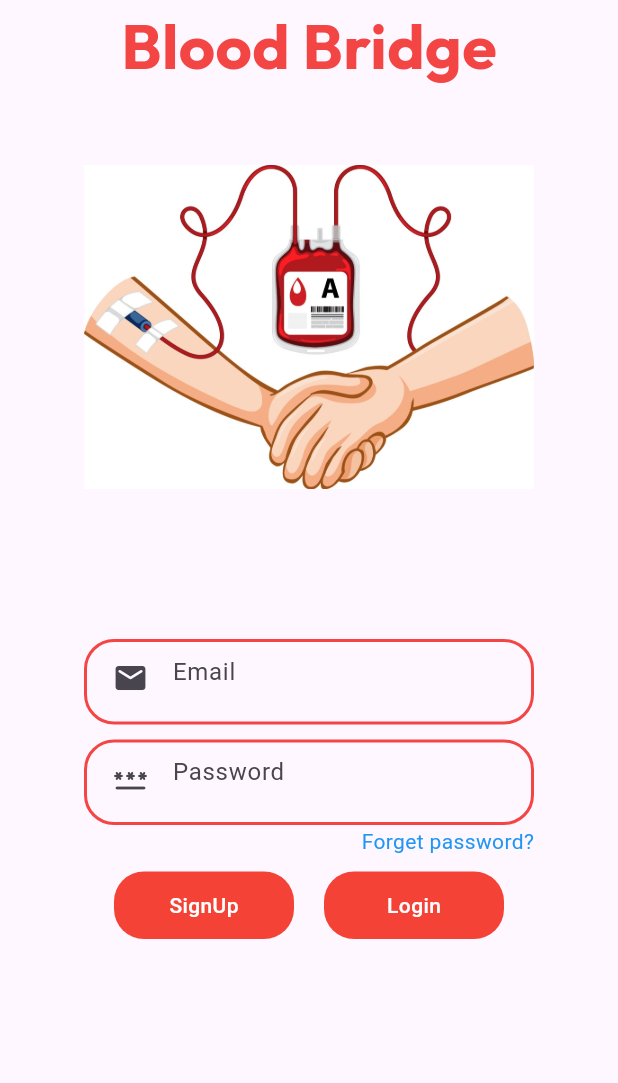
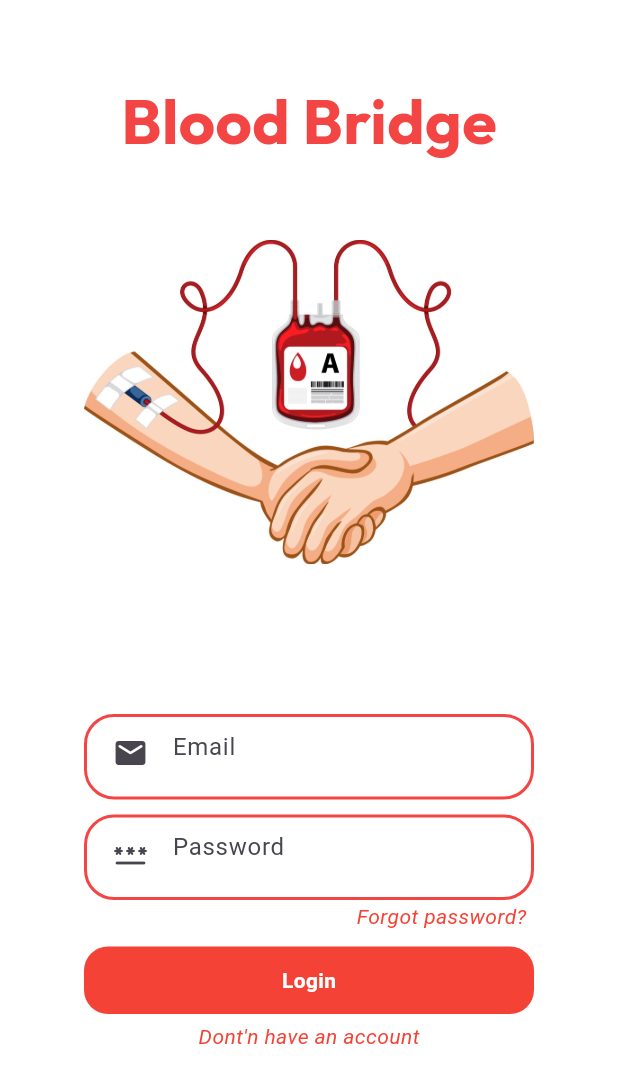
Before and after one commit to zainbytes/fyp-bds, a Flutter app: the screen it shows after launch, on a phone screen of 412 x 824 dp. Shown: the top 1083 px of the screen. Run offline on Flutter 3.47's test engine with Material 3 defaults, Android fonts, the phone set to English and light mode, and no system bars; our stand-ins replace cloud_firestore, firebase_auth, firebase_core, flutter_map, gap, geolocator and 4 more; missing offline and left inert: random_avatar; accounts and stored records are empty.

Commit message:
19/10/2024

```diff
--- a/lib/controller/profile_controller.dart
+++ b/lib/controller/profile_controller.dart
@@ -12,7 +12,7 @@ class ProfileController {
   var nameEditor =TextEditingController();
   var phoneEditor =TextEditingController();
   var bloodEditor =TextEditingController();
-  var descriptionEditor =TextEditingController();
+  var locationEditor =TextEditingController();
 
   Future<AppUser> getCurrentUser() async {
     var id = Auth().currentUser!.uid;
@@ -36,7 +36,7 @@ class ProfileController {
       "name":nameEditor.text,
       "phone":phoneEditor.text,
       "blood":bloodEditor.text,
-      "description":descriptionEditor.text,
+      "location":locationEditor.text,
     };
 
     await AppUserStore().updateUser(id,data);
--- a/lib/controller/signup_controller.dart
+++ b/lib/controller/signup_controller.dart
@@ -8,7 +8,7 @@ class ControllerSignUp {
   var emailController = TextEditingController();
   var phoneNoController = TextEditingController();
   var bloodGropuController = TextEditingController();
-  var bloodDescriptionContoller = TextEditingController();
+  var locationContoller = TextEditingController();
   var passwordController = TextEditingController();
 
   Future createAccount() async {
@@ -17,7 +17,7 @@ class ControllerSignUp {
         email: emailController.text,
         phoneNo: phoneNoController.text,
         bloodGroup: bloodGropuController.text,
-        bloodDescription: bloodDescriptionContoller.text);
+        location: locationContoller.text);
     //create account
     var result = await Auth().signUpWithEmailAndPassword(
         email: emailController.text, password: passwordController.text);
@@ -32,7 +32,7 @@ class ControllerSignUp {
     emailController.dispose();
     phoneNoController.dispose();
     bloodGropuController.dispose();
-    bloodDescriptionContoller.dispose();
+    locationContoller.dispose();
     passwordController.dispose();
   }
 }
--- a/lib/services/firestore/appuser_store.dart
+++ b/lib/services/firestore/appuser_store.dart
@@ -49,7 +49,7 @@ class AppUserStore {
     user!.fullName =data['name'];
     user.bloodGroup =data['blood'];
     user.phoneNo =data['phone'];
-    user.bloodDescription =data['description'];
+    user.location =data['location'];
 
     await _firestore.collection(_collection).doc(id).update(user.toJson());
   }
--- a/lib/view/findpage.dart
+++ b/lib/view/findpage.dart
@@ -70,6 +70,7 @@ class _FindPageState extends State<FindPage> {
                                       builder: (context) => DonorsPage(
                                         bloodGroup:
                                             requestCont.bloodController.text,
+                                            location: latlonParse(requestCont.locationController.text),
                                       ),
                                     ));
                                   }
--- a/lib/view/forgotpassword.dart
+++ b/lib/view/forgotpassword.dart
@@ -20,6 +20,7 @@ class _ForgetPasswordPageState extends State<ForgetPasswordPage> {
     var emailController = TextEditingController();
 
     return Scaffold(
+      backgroundColor: Colors.white,
       appBar: CustomAppbar(
         title: 'Reset password',
       ),
@@ -34,7 +35,7 @@ class _ForgetPasswordPageState extends State<ForgetPasswordPage> {
             //image
             Image.asset(
               'assets/images/forgot.jpg',
-              width: 150,
+              width: 200,
             ),
             const Gap(20),
 
--- a/lib/view/loginpage.dart
+++ b/lib/view/loginpage.dart
@@ -1,3 +1,4 @@
+import 'package:flutter/cupertino.dart';
 import 'package:flutter/material.dart';
 import 'package:flutter/widgets.dart';
 import 'package:fyp/controller/login_controller.dart';
@@ -23,6 +24,7 @@ class _LoginPageState extends State<LoginPage> {
   @override
   Widget build(BuildContext context) {
     return Scaffold(
+      backgroundColor: Colors.white,
       body: Form(
         autovalidateMode: _loginClicked
             ? AutovalidateMode.onUserInteraction
@@ -30,26 +32,32 @@ class _LoginPageState extends State<LoginPage> {
         key: _formkey,
         child: SingleChildScrollView(
           child: Column(
+
             mainAxisAlignment: MainAxisAlignment.end,
-            crossAxisAlignment: CrossAxisAlignment.center,
+
             children: [
-
-              Text('Blood Bridge',style: GoogleFonts.outfit(textStyle: TextStyle(
+              const SizedBox(width: double.infinity,height: 50,),
+              //title
+              Text(
+                'Blood Bridge',
+                style: GoogleFonts.outfit(
+                    textStyle: TextStyle(
                         fontSize: 42,
                         color: angryFlamingo,
-                fontWeight: FontWeight.w700)),),
+                        fontWeight: FontWeight.w700)),
+              ),
               const Gap(50),
               //image
               Image.asset('assets/images/login.jpg', width: 300),
 
               const Gap(100),
-              const SizedBox(width: double.infinity),
+
               //email text field
 
               DecoratedTextField(
                 controller: _controllerLogin.emailController,
                 label: "Email",
-                icon:const Icon(Icons.email_rounded),
+                icon: const Icon(Icons.email_rounded),
                 validator: (value) => emailValidation(value),
               ),
               const Gap(10),
@@ -57,45 +65,36 @@ class _LoginPageState extends State<LoginPage> {
               DecoratedTextField(
                 controller: _controllerLogin.passwordController,
                 label: "Password",
-                icon:const Icon(Icons.password_rounded),
+                icon: const Icon(Icons.password_rounded),
                 obscureText: true,
                 validator: (value) => passwordValidation(value),
               ),
 
               const Gap(1),
+
+              //forget pasword
               GestureDetector(
                   onTap: () {
-                  Navigator.push(context, MaterialPageRoute(builder:(context) =>const ForgetPasswordPage()));
+                    Navigator.push(
+                        context,
+                        MaterialPageRoute(
+                            builder: (context) => const ForgetPasswordPage()));
                   },
                   child: Container(
+                      padding: EdgeInsets.only(right: 5),
                       alignment: Alignment.centerRight,
-                  width: 300,child: Text('Forget password?',style: TextStyle(color: Colors.blue)))
-              ),
+                      width: 300,
+                      child: Text('Forgot password?',
+                          style: TextStyle(
+                              color: Colors.red,
+                              fontStyle: FontStyle.italic)))),
               const Gap(10),
 
+              //login user
 
-              Row(
-                mainAxisAlignment: MainAxisAlignment.center,
-                children: [
-
-                  //move to signup page
-                  GestureDetector(
-                    onTap: () async {
-
-                      Navigator.of(context).push(MaterialPageRoute(
-                        builder: (context) => const SignUpPage(),
-                      ));
-                    },
-                    child: const DecoratedButton(
-                      label: "SignUp",
-                    ),
-                  ),
-                  const Gap(20),
-                  //login user
               GestureDetector(
                 onTap: () async {
                   if (_formkey.currentState!.validate()) {
-
                     await _controllerLogin.loginUser();
                   } else {
                     changeAutoValidation();
@@ -105,11 +104,24 @@ class _LoginPageState extends State<LoginPage> {
                   label: "Login",
                 ),
               ),
-                ],
-              ),
+              const Gap(5),
 
+              //navigate to signup page
+              GestureDetector(
+                  onTap: () {
+                    Navigator.push(
+                        context,
+                        MaterialPageRoute(
+                          builder: (context) => const SignUpPage(),
+                        ));
+                  },
+                  child: Text(
+                    "Dont'n have an account",
+                    style: TextStyle(
+                        color: Colors.red, fontStyle: FontStyle.italic),
+                  )),
 
-              const Gap(50),
+              const Gap(30),
             ],
           ),
         ),
@@ -134,15 +146,15 @@ class DecoratedButton extends StatelessWidget {
   @override
   Widget build(BuildContext context) {
     return Container(
-        width: 120,
+        width: 300,
         height: 45,
         alignment: Alignment.center,
         decoration: BoxDecoration(
-            color: Colors.red, borderRadius: BorderRadius.circular(20)),
+            color: Colors.red, borderRadius: BorderRadius.circular(16)),
         child: Text(
           label,
           style:
-              const TextStyle(color: Colors.white, fontWeight: FontWeight.w500),
+              const TextStyle(color: Colors.white, fontWeight: FontWeight.bold),
         ));
   }
 }
--- a/lib/view/myrequests.dart
+++ b/lib/view/myrequests.dart
@@ -186,7 +186,7 @@ class _MyRequestsState extends State<MyRequests> {
                   onPressed: () {
                     Navigator.of(context).push(MaterialPageRoute(
                       builder: (context) =>
-                          DonorsPage(bloodGroup: request.blood),
+                          DonorsPage(bloodGroup: request.blood,location:latlonParse(request.location),),
                     ));
                   },
                   icon: const Wrap(
--- a/lib/view/mywidgets/homepage/tempCodeRunnerFile.dart
+++ /dev/null
@@ -1 +0,0 @@
-// TODO: implement preferredSize
--- a/pubspec.yaml
+++ b/pubspec.yaml
@@ -15,6 +15,7 @@ dependencies:
     sdk: flutter
   flutter_map: ^7.0.2
   flutter_map_location_marker: ^9.0.0
+  flutter_map_math: ^0.1.7
   flutter_native_splash: ^2.4.0
   gap: ^3.0.1
   geolocator: ^12.0.0
```
Also changed, not shown: lib/model/appuser.dart (+4 -4 lines), lib/view/contactus.dart (+15 -15 lines), lib/view/donation_code.dart (+7 -4 lines), lib/view/donors.dart (+80 -25 lines), lib/view/editprofile.dart (+13 -3 lines), lib/view/pick_location.dart (+14 -1 lines), lib/view/profile_page.dart (+3 -8 lines), lib/view/signuppage.dart (+11 -4 lines), pubspec.lock, 6 other files. Lines whose indentation alone changed are shown as unchanged.
